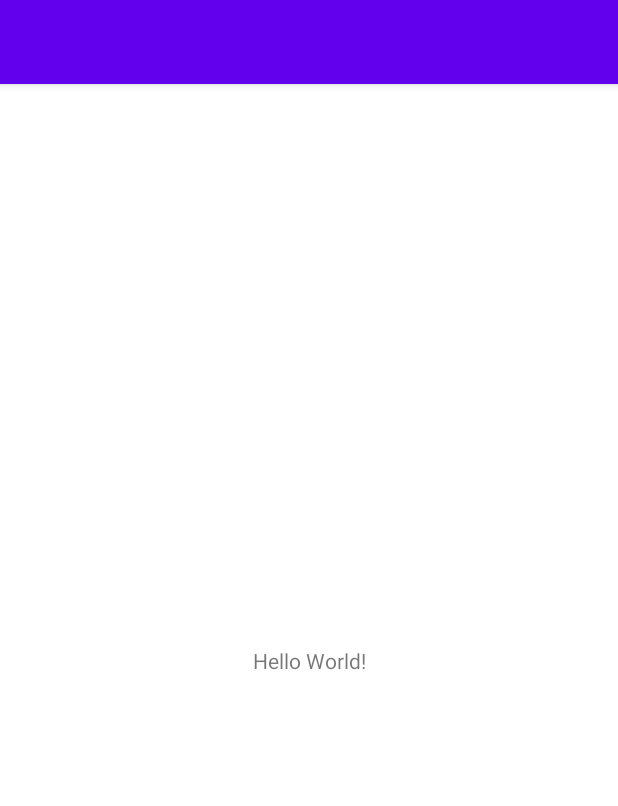
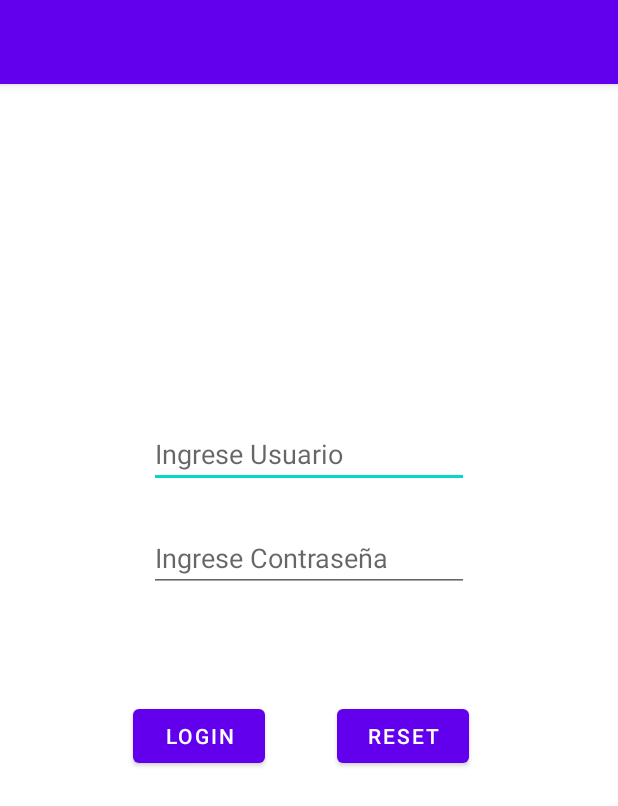
Before and after one commit to kaitomugui/certamen2, an Android app: the screen it shows after launch (MainActivity), on a phone screen of 412 x 824 dp. Shown: the top 806 px of the screen. Run offline under Robolectric (Android 15) with nearby library versions, the phone set to English and light mode, and no system bars.

Commit message:
Login Vista

```diff
--- a/app/src/main/res/layout/activity_main.xml
+++ b/app/src/main/res/layout/activity_main.xml
@@ -6,13 +6,46 @@
     android:layout_height="match_parent"
     tools:context=".MainActivity">
 
-    <TextView
+    <EditText
+        android:id="@+id/etUsuario"
         android:layout_width="wrap_content"
         android:layout_height="wrap_content"
-        android:text="Hello World!"
-        app:layout_constraintBottom_toBottomOf="parent"
-        app:layout_constraintLeft_toLeftOf="parent"
-        app:layout_constraintRight_toRightOf="parent"
+        android:layout_marginTop="224dp"
+        android:ems="10"
+        android:hint="Ingrese Usuario"
+        android:inputType="textPersonName"
+        app:layout_constraintEnd_toEndOf="parent"
+        app:layout_constraintStart_toStartOf="parent"
         app:layout_constraintTop_toTopOf="parent" />
 
+    <EditText
+        android:id="@+id/etContra"
+        android:layout_width="wrap_content"
+        android:layout_height="wrap_content"
+        android:layout_marginTop="24dp"
+        android:ems="10"
+        android:hint="Ingrese Contraseña"
+        android:inputType="textPassword"
+        app:layout_constraintStart_toStartOf="@+id/etUsuario"
+        app:layout_constraintTop_toBottomOf="@+id/etUsuario" />
+
+    <Button
+        android:id="@+id/btLogin"
+        android:layout_width="wrap_content"
+        android:layout_height="wrap_content"
+        android:layout_marginTop="72dp"
+        android:layout_marginEnd="48dp"
+        android:layout_marginRight="48dp"
+        android:text="Login"
+        app:layout_constraintEnd_toStartOf="@+id/btReset"
+        app:layout_constraintTop_toBottomOf="@+id/etContra" />
+
+    <Button
+        android:id="@+id/btReset"
+        android:layout_width="wrap_content"
+        android:layout_height="wrap_content"
+        android:layout_marginTop="72dp"
+        android:text="Reset"
+        app:layout_constraintEnd_toEndOf="@+id/etContra"
+        app:layout_constraintTop_toBottomOf="@+id/etContra" />
 </androidx.constraintlayout.widget.ConstraintLayout>
```
